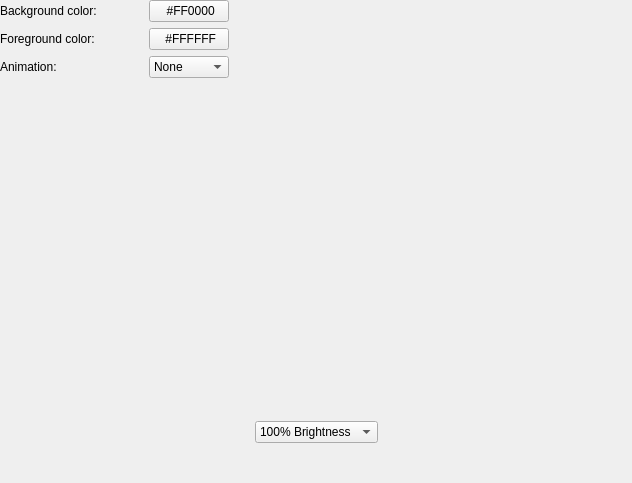
This is src/ckb/kblightwidget.ui in ckb-next/ckb-next as Qt 5 draws it before an edit. The edited form follows.
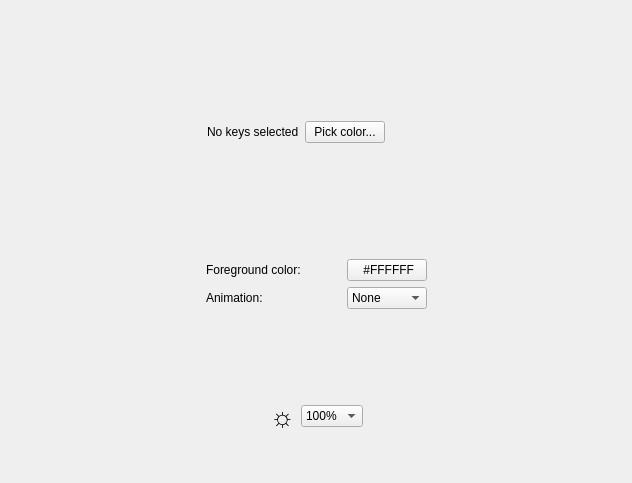
This is the edited form. Custom widgets are drawn as their Qt base class.

Commit message: Added ability to set lighting per key (finally!) Animations are still whole-keyboard for now. Fixed some LED positions, added width/height information to key maps

```diff
--- a/src/ckb/kblightwidget.ui
+++ b/src/ckb/kblightwidget.ui
@@ -13,54 +13,130 @@
   <property name="windowTitle">
    <string>Form</string>
   </property>
-  <layout class="QGridLayout" name="gridLayout">
-   <property name="leftMargin">
-    <number>0</number>
-   </property>
-   <property name="topMargin">
-    <number>0</number>
-   </property>
-   <property name="rightMargin">
-    <number>0</number>
-   </property>
-   <property name="bottomMargin">
-    <number>0</number>
-   </property>
-   <item row="0" column="2">
-    <widget class="ColorButton" name="bgButton">
-     <property name="text">
-      <string> #FF0000</string>
-     </property>
-    </widget>
+  <layout class="QVBoxLayout" name="verticalLayout">
+   <item>
+    <layout class="QHBoxLayout" name="horizontalLayout_2">
+     <item>
+      <spacer name="horizontalSpacer_5">
+       <property name="orientation">
+        <enum>Qt::Horizontal</enum>
+       </property>
+       <property name="sizeHint" stdset="0">
+        <size>
+         <width>40</width>
+         <height>20</height>
+        </size>
+       </property>
+      </spacer>
+     </item>
+     <item>
+      <layout class="QGridLayout" name="gridLayout">
+       <item row="3" column="1">
+        <spacer name="horizontalSpacer_11">
+         <property name="orientation">
+          <enum>Qt::Horizontal</enum>
+         </property>
+         <property name="sizeHint" stdset="0">
+          <size>
+           <width>40</width>
+           <height>20</height>
+          </size>
+         </property>
+        </spacer>
+       </item>
+       <item row="0" column="0" rowspan="2" colspan="4">
+        <widget class="RgbWidget" name="rgbWidget" native="true">
+         <property name="sizePolicy">
+          <sizepolicy hsizetype="Fixed" vsizetype="Fixed">
+           <horstretch>0</horstretch>
+           <verstretch>0</verstretch>
+          </sizepolicy>
+         </property>
+         <property name="minimumSize">
+          <size>
+           <width>100</width>
+           <height>100</height>
+          </size>
+         </property>
+        </widget>
+       </item>
+       <item row="2" column="2">
+        <widget class="ColorButton" name="bgButton">
+         <property name="text">
+          <string>Pick color...</string>
+         </property>
+        </widget>
+       </item>
+       <item row="2" column="1">
+        <widget class="QLabel" name="selLabel">
+         <property name="text">
+          <string>No keys selected</string>
+         </property>
+        </widget>
+       </item>
+       <item row="2" column="0">
+        <spacer name="horizontalSpacer_9">
+         <property name="orientation">
+          <enum>Qt::Horizontal</enum>
+         </property>
+         <property name="sizeType">
+          <enum>QSizePolicy::Fixed</enum>
+         </property>
+         <property name="sizeHint" stdset="0">
+          <size>
+           <width>0</width>
+           <height>0</height>
+          </size>
+         </property>
+        </spacer>
+       </item>
+       <item row="3" column="3">
+        <spacer name="horizontalSpacer_2">
+         <property name="orientation">
+          <enum>Qt::Horizontal</enum>
+         </property>
+         <property name="sizeHint" stdset="0">
+          <size>
+           <width>40</width>
+           <height>20</height>
+          </size>
+         </property>
+        </spacer>
+       </item>
+       <item row="2" column="3">
+        <spacer name="verticalSpacer_4">
+         <property name="orientation">
+          <enum>Qt::Vertical</enum>
+         </property>
+         <property name="sizeType">
+          <enum>QSizePolicy::Fixed</enum>
+         </property>
+         <property name="sizeHint" stdset="0">
+          <size>
+           <width>20</width>
+           <height>30</height>
+          </size>
+         </property>
+        </spacer>
+       </item>
+      </layout>
+     </item>
+     <item>
+      <spacer name="horizontalSpacer_6">
+       <property name="orientation">
+        <enum>Qt::Horizontal</enum>
+       </property>
+       <property name="sizeHint" stdset="0">
+        <size>
+         <width>40</width>
+         <height>20</height>
+        </size>
+       </property>
+      </spacer>
+     </item>
+    </layout>
    </item>
-   <item row="0" column="3">
-    <spacer name="horizontalSpacer_2">
-     <property name="orientation">
-      <enum>Qt::Horizontal</enum>
-     </property>
-     <property name="sizeHint" stdset="0">
-      <size>
-       <width>370</width>
-       <height>20</height>
-      </size>
-     </property>
-    </spacer>
-   </item>
-   <item row="1" column="0">
-    <widget class="QLabel" name="label_2">
-     <property name="text">
-      <string>Foreground color:</string>
-     </property>
-    </widget>
-   </item>
-   <item row="0" column="0">
-    <widget class="QLabel" name="label">
-     <property name="text">
-      <string>Background color:</string>
-     </property>
-    </widget>
-   </item>
-   <item row="3" column="0" colspan="4">
+   <item>
     <spacer name="verticalSpacer">
      <property name="orientation">
       <enum>Qt::Vertical</enum>
@@ -73,23 +149,106 @@
      </property>
     </spacer>
    </item>
-   <item row="0" column="1">
-    <spacer name="horizontalSpacer">
+   <item>
+    <layout class="QGridLayout" name="gridLayout_2">
+     <item row="0" column="1">
+      <widget class="QLabel" name="label_2">
+       <property name="text">
+        <string>Foreground color:</string>
+       </property>
+      </widget>
+     </item>
+     <item row="0" column="2">
+      <spacer name="horizontalSpacer">
+       <property name="orientation">
+        <enum>Qt::Horizontal</enum>
+       </property>
+       <property name="sizeType">
+        <enum>QSizePolicy::Fixed</enum>
+       </property>
+       <property name="sizeHint" stdset="0">
+        <size>
+         <width>40</width>
+         <height>20</height>
+        </size>
+       </property>
+      </spacer>
+     </item>
+     <item row="1" column="1">
+      <widget class="QLabel" name="label_3">
+       <property name="text">
+        <string>Animation:</string>
+       </property>
+      </widget>
+     </item>
+     <item row="1" column="3">
+      <widget class="QComboBox" name="animBox">
+       <item>
+        <property name="text">
+         <string>None</string>
+        </property>
+       </item>
+       <item>
+        <property name="text">
+         <string>Wave</string>
+        </property>
+       </item>
+       <item>
+        <property name="text">
+         <string>Ripple</string>
+        </property>
+       </item>
+      </widget>
+     </item>
+     <item row="0" column="3">
+      <widget class="ColorButton" name="fgButton">
+       <property name="text">
+        <string> #FFFFFF</string>
+       </property>
+      </widget>
+     </item>
+     <item row="0" column="4" rowspan="2">
+      <spacer name="horizontalSpacer_8">
+       <property name="orientation">
+        <enum>Qt::Horizontal</enum>
+       </property>
+       <property name="sizeHint" stdset="0">
+        <size>
+         <width>40</width>
+         <height>20</height>
+        </size>
+       </property>
+      </spacer>
+     </item>
+     <item row="0" column="0" rowspan="2">
+      <spacer name="horizontalSpacer_7">
+       <property name="orientation">
+        <enum>Qt::Horizontal</enum>
+       </property>
+       <property name="sizeHint" stdset="0">
+        <size>
+         <width>40</width>
+         <height>20</height>
+        </size>
+       </property>
+      </spacer>
+     </item>
+    </layout>
+   </item>
+   <item>
+    <spacer name="verticalSpacer_3">
      <property name="orientation">
-      <enum>Qt::Horizontal</enum>
-     </property>
-     <property name="sizeType">
-      <enum>QSizePolicy::Fixed</enum>
+      <enum>Qt::Vertical</enum>
      </property>
      <property name="sizeHint" stdset="0">
       <size>
-       <width>40</width>
-       <height>20</height>
+       <width>20</width>
+       <height>40</height>
       </size>
      </property>
     </spacer>
    </item>
-   <item row="4" column="0" colspan="4">
+   <item>
     <layout class="QHBoxLayout" name="horizontalLayout">
      <item>
       <spacer name="horizontalSpacer_3">
@@ -104,6 +263,18 @@
        </property>
       </spacer>
      </item>
+     <item>
+      <widget class="QLabel" name="label">
+       <property name="font">
+        <font>
+         <pointsize>20</pointsize>
+        </font>
+       </property>
+       <property name="text">
+        <string>☼</string>
+       </property>
+      </widget>
+     </item>
      <item>
       <widget class="QComboBox" name="brightnessBox">
        <property name="sizePolicy">
@@ -114,22 +285,22 @@
        </property>
        <item>
         <property name="text">
-         <string>100% Brightness</string>
+         <string>100%</string>
         </property>
        </item>
        <item>
         <property name="text">
-         <string>67% Brightness</string>
+         <string>67%</string>
         </property>
        </item>
        <item>
         <property name="text">
-         <string>33% Brightness</string>
+         <string>33%</string>
         </property>
        </item>
        <item>
         <property name="text">
-         <string>Lighting off</string>
+         <string>Off</string>
         </property>
        </item>
       </widget>
@@ -149,40 +320,7 @@
      </item>
     </layout>
    </item>
-   <item row="1" column="2">
-    <widget class="ColorButton" name="fgButton">
-     <property name="text">
-      <string> #FFFFFF</string>
-     </property>
-    </widget>
-   </item>
-   <item row="2" column="2">
-    <widget class="QComboBox" name="animBox">
-     <item>
-      <property name="text">
-       <string>None</string>
-      </property>
-     </item>
-     <item>
-      <property name="text">
-       <string>Wave</string>
-      </property>
-     </item>
-     <item>
-      <property name="text">
-       <string>Ripple</string>
-      </property>
-     </item>
-    </widget>
-   </item>
-   <item row="2" column="0">
-    <widget class="QLabel" name="label_3">
-     <property name="text">
-      <string>Animation:</string>
-     </property>
-    </widget>
-   </item>
-   <item row="5" column="0" colspan="4">
+   <item>
     <spacer name="verticalSpacer_2">
      <property name="orientation">
       <enum>Qt::Vertical</enum>
@@ -206,6 +344,12 @@
    <extends>QPushButton</extends>
    <header location="global">colorbutton.h</header>
   </customwidget>
+  <customwidget>
+   <class>RgbWidget</class>
+   <extends>QWidget</extends>
+   <header location="global">rgbwidget.h</header>
+   <container>1</container>
+  </customwidget>
  </customwidgets>
  <resources/>
  <connections/>
```
The commit also changes 13 other files.
